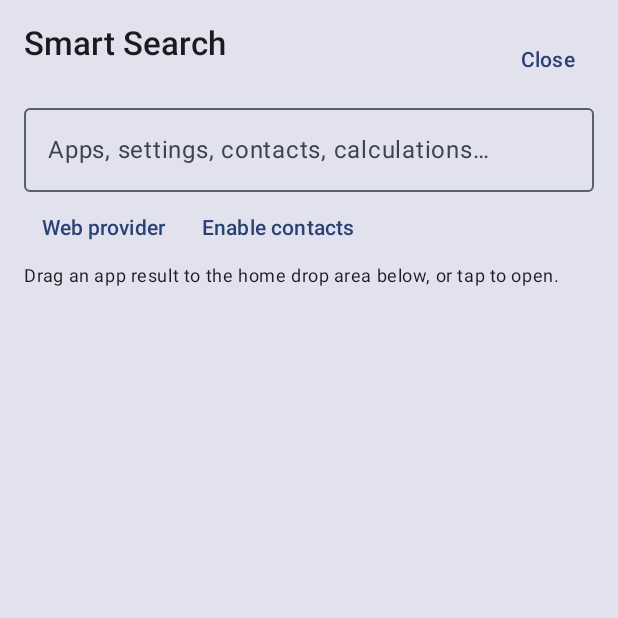
After one commit to Mamm00/Allinone, an Android app built with Jetpack Compose: the composable SmartSearchPanel called with empty values, on a phone screen of 412 x 824 dp, the top half of it. The commit adds this screen. Run offline under Robolectric (Android 15) with nearby library versions, the phone set to English and light mode, and no system bars.

Commit message:
Phase 3: paged dock, explicit smart search, local answers and shortcut drop target
Co-authored-by: arena-agent <297053741+arena-agent@users.noreply.github.com>

```diff
--- a/app/src/main/AndroidManifest.xml
+++ b/app/src/main/AndroidManifest.xml
@@ -5,6 +5,8 @@
     <!-- Offline-first: QUERY_ALL_PACKAGES to enumerate installed apps.
          INTERNET is declared ONLY in the network flavor overlay. -->
     <uses-permission android:name="android.permission.QUERY_ALL_PACKAGES" />
+
+    <uses-permission android:name="android.permission.READ_CONTACTS" />
 
     <application
         android:name=".HyperLauncherApp"
--- /dev/null
+++ b/app/src/main/java/com/hyperlauncher/ai/ui/search/SmartSearchPanel.kt
@@ -0,0 +1,116 @@
+package com.hyperlauncher.ai.ui.search
+
+import android.Manifest
+import android.content.ClipData
+import android.content.Intent
+import android.content.pm.PackageManager
+import android.net.Uri
+import android.provider.ContactsContract
+import android.provider.Settings
+import androidx.activity.compose.rememberLauncherForActivityResult
+import androidx.activity.result.contract.ActivityResultContracts
+import androidx.compose.foundation.background
+import androidx.compose.foundation.draganddrop.dragAndDropSource
+import androidx.compose.foundation.layout.*
+import androidx.compose.foundation.lazy.LazyColumn
+import androidx.compose.foundation.lazy.itemsIndexed
+import androidx.compose.material3.*
+import androidx.compose.runtime.*
+import androidx.compose.ui.Modifier
+import androidx.compose.ui.draganddrop.DragAndDropTransferData
+import androidx.compose.ui.input.key.*
+import androidx.compose.ui.platform.LocalContext
+import androidx.compose.ui.unit.dp
+import androidx.core.content.ContextCompat
+import com.hyperlauncher.ai.data.model.AppInfo
+import kotlinx.coroutines.Dispatchers
+import kotlinx.coroutines.withContext
+
+private data class SearchResult(val title: String, val group: String, val action: () -> Unit, val packageName: String? = null)
+
+@Composable
+fun SmartSearchPanel(apps: List<AppInfo>, provider: String, onProvider: (String) -> Unit,
+                     onLaunch: (String) -> Unit, onClose: () -> Unit) {
+    val context=LocalContext.current
+    var query by remember { mutableStateOf("") }
+    var selected by remember { mutableIntStateOf(0) }
+    var contacts by remember { mutableStateOf(false) }
+    var contactResults by remember { mutableStateOf<List<Pair<String,String>>>(emptyList()) }
+    var custom by remember { mutableStateOf(false) }
+    var template by remember { mutableStateOf(provider) }
+    var error by remember { mutableStateOf<String?>(null) }
+    fun launch(intent: Intent) { runCatching { context.startActivity(intent) }.onFailure { error="No app can handle this action" } }
+    val permission=rememberLauncherForActivityResult(ActivityResultContracts.RequestPermission()) { contacts=it }
+    LaunchedEffect(query,contacts) {
+        contactResults=if (!contacts || query.trim().length<2) emptyList() else withContext(Dispatchers.IO) {
+            runCatching {
+                val uri=Uri.withAppendedPath(ContactsContract.CommonDataKinds.Phone.CONTENT_FILTER_URI,Uri.encode(query.trim()))
+                context.contentResolver.query(uri,arrayOf(ContactsContract.CommonDataKinds.Phone.DISPLAY_NAME,
+                    ContactsContract.CommonDataKinds.Phone.NUMBER),null,null,null)?.use { cursor ->
+                    buildList { while(cursor.moveToNext() && size<20) add(cursor.getString(0).orEmpty() to cursor.getString(1).orEmpty()) }
+                }.orEmpty()
+            }.getOrDefault(emptyList())
+        }
+        selected=0
+    }
+    val results=buildList {
+        LocalAnswers.answer(query)?.let { add(SearchResult(it,"Answer",{})) }
+        if (query.isNotBlank()) apps.filter { it.label.contains(query,true) || it.packageName.contains(query,true) }.take(40).forEach { app ->
+            add(SearchResult(app.label,"Apps",{ onLaunch(app.packageName); onClose() },app.packageName))
+        }
+        contactResults.forEach { (name,number) -> add(SearchResult(name,"Contacts",{ launch(Intent(Intent.ACTION_DIAL,Uri.fromParts("tel",number,null))) })) }
+        val settings=listOf("Wi-Fi" to Settings.ACTION_WIFI_SETTINGS,"Bluetooth" to Settings.ACTION_BLUETOOTH_SETTINGS,
+            "Display" to Settings.ACTION_DISPLAY_SETTINGS,"Sound" to Settings.ACTION_SOUND_SETTINGS,
+            "Battery" to Settings.ACTION_BATTERY_SAVER_SETTINGS,"Apps" to Settings.ACTION_APPLICATION_SETTINGS)
+        if (query.isNotBlank()) settings.filter { it.first.contains(query,true) }.forEach { (name,action) ->
+            add(SearchResult(name,"Settings",{ launch(Intent(action)) }))
+        }
+        if (query.isNotBlank()) add(SearchResult("Search the web for “$query”","Web",{
+            launch(Intent(Intent.ACTION_VIEW,Uri.parse(SearchTemplates.resolve(provider,query))))
+        }))
+    }
+    Surface(tonalElevation=8.dp,modifier=Modifier.fillMaxSize()) {
+        Column(Modifier.fillMaxSize().padding(16.dp).imePadding()) {
+            Row {
+                Text("Smart Search",style=MaterialTheme.typography.titleLarge,modifier=Modifier.weight(1f))
+                TextButton(onClose) { Text("Close") }
+            }
+            OutlinedTextField(query,{ query=it; selected=0 },singleLine=true,modifier=Modifier.fillMaxWidth().onPreviewKeyEvent { key ->
+                if(key.type!=KeyEventType.KeyDown || results.isEmpty()) false else when(key.key) {
+                    Key.DirectionDown -> { selected=(selected+1).coerceAtMost(results.lastIndex); true }
+                    Key.DirectionUp -> { selected=(selected-1).coerceAtLeast(0); true }
+                    Key.Enter -> { results.getOrNull(selected)?.action?.invoke(); true }
+                    else -> false
+                }
+            },label={ Text("Apps, settings, contacts, calculations…") })
+            Row {
+                TextButton({ custom=true }) { Text("Web provider") }
+                TextButton({
+                    if (contacts) contacts=false
+                    else if(ContextCompat.checkSelfPermission(context,Manifest.permission.READ_CONTACTS)==PackageManager.PERMISSION_GRANTED) contacts=true
+                    else permission.launch(Manifest.permission.READ_CONTACTS)
+                }) { Text(if(contacts) "Contacts: on" else "Enable contacts") }
+            }
+            error?.let { Text(it,color=MaterialTheme.colorScheme.error) }
+            Text("Drag an app result to the home drop area below, or tap to open.",style=MaterialTheme.typography.bodySmall)
+            LazyColumn(Modifier.weight(1f)) {
+                itemsIndexed(results) { index,result ->
+                    val drag=result.packageName?.let { pkg -> Modifier.dragAndDropSource(transferData = {
+                        DragAndDropTransferData(ClipData.newPlainText("hyperlauncher/app",pkg))
+                    }) } ?: Modifier
+                    ListItem(headlineContent={ Text(result.title) },overlineContent={ Text(result.group) },
+                        modifier=drag.background(if(index==selected) MaterialTheme.colorScheme.primaryContainer else MaterialTheme.colorScheme.surface))
+                    TextButton(result.action) { Text(if(result.group=="Answer") "Local result" else "Open ${result.title}") }
+                }
+            }
+        }
+    }
+    if(custom) AlertDialog(onDismissRequest={custom=false},title={Text("Search provider")},
+        text={ Column {
+            listOf("Google" to "https://www.google.com/search?q={query}","DuckDuckGo" to "https://duckduckgo.com/?q={query}",
+                "Bing" to "https://www.bing.com/search?q={query}").forEach { (name,url) -> TextButton({onProvider(url);custom=false}) { Text(name) } }
+            OutlinedTextField(template,{template=it},label={Text("HTTPS URL containing {query}")})
+            Text("Only explicit web-result taps open your browser. No query is sent while typing.")
+        } },confirmButton={TextButton({onProvider(template);custom=false},enabled=SearchTemplates.valid(template)) {Text("Save custom")}},
+        dismissButton={TextButton({custom=false}) {Text("Cancel")}})
+}
```
Also changed, not shown: app/src/main/java/com/hyperlauncher/ai/ui/search/LocalAnswers.kt (added, +54 -0 lines), app/src/main/java/com/hyperlauncher/ai/ui/workspace/WorkspaceModel.kt (+7 -2 lines), app/src/main/java/com/hyperlauncher/ai/ui/workspace/WorkspaceScreen.kt (+49 -3 lines), 1 other file.
